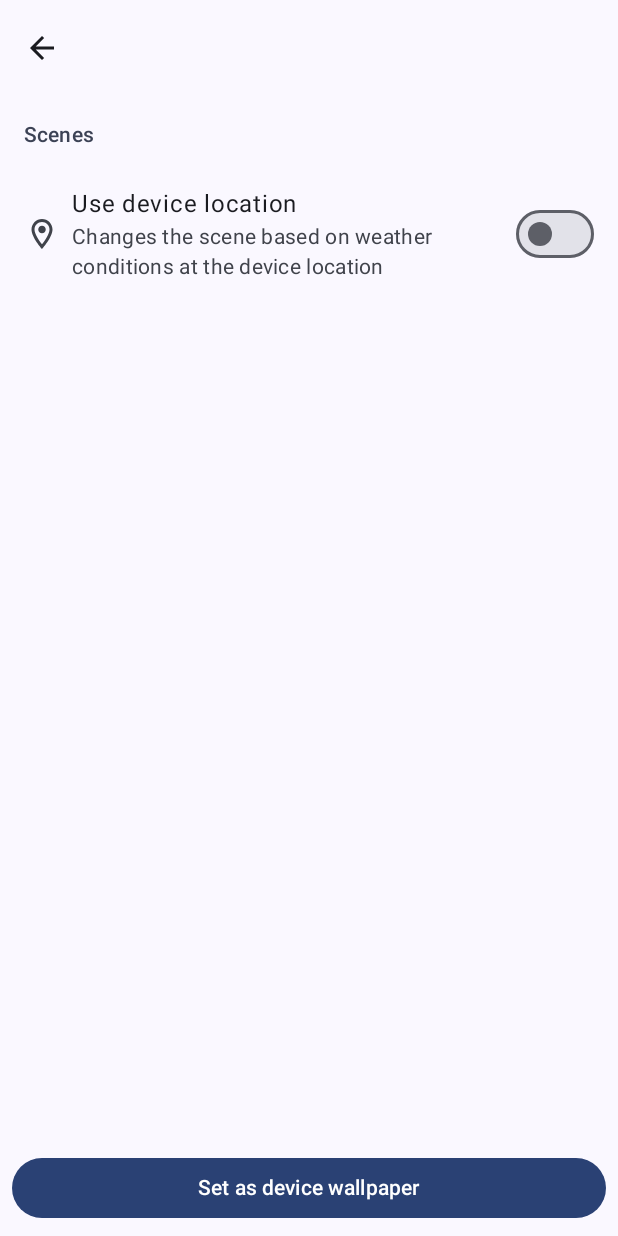
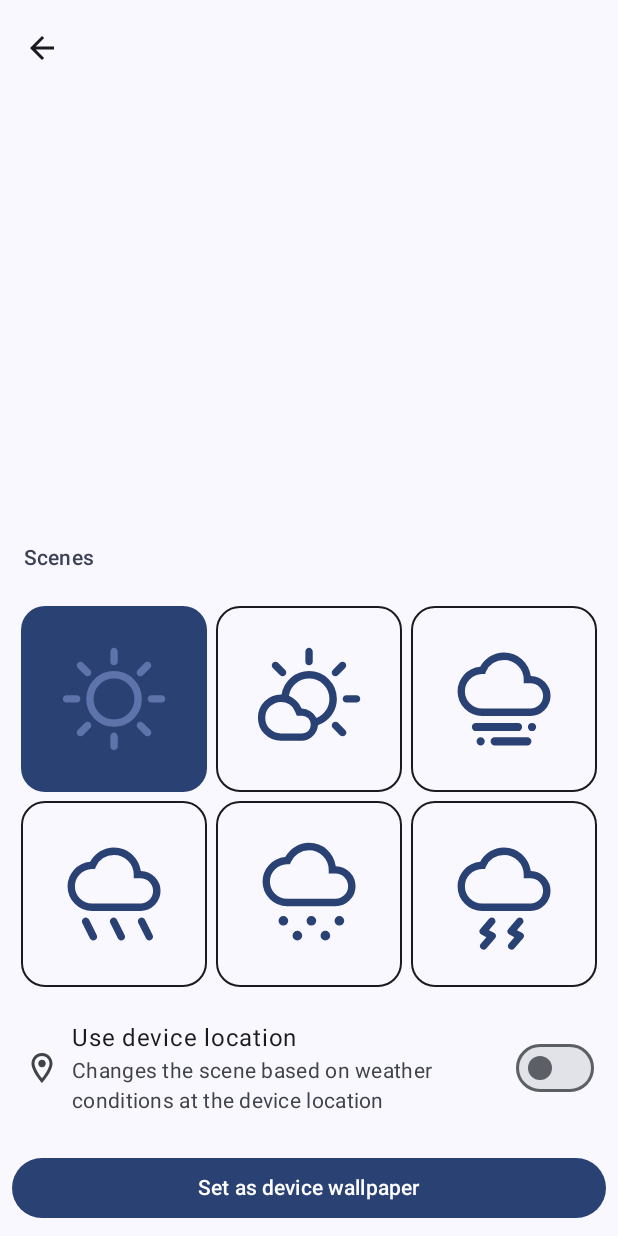
Before and after one commit to gmazzo/android-weather-tree-live-wallpaper, an Android app built with Jetpack Compose: the screen it shows after launch (SettingsActivity), on a phone screen of 412 x 824 dp. Run offline under Robolectric (Android 15) with nearby library versions, the phone set to English and light mode, and no system bars; our stand-ins replace Dagger/Hilt's generated code; libraries missing offline, so code that uses them is left out: androidx.hilt.work; 3 statements that could not run were skipped.

Commit message:
Iterated `settings` design

```diff
--- a/app/src/main/AndroidManifest.xml
+++ b/app/src/main/AndroidManifest.xml
@@ -15,7 +15,7 @@
         android:icon="@mipmap/ic_launcher"
         android:label="@string/app_name"
         android:roundIcon="@mipmap/ic_launcher_round"
-        android:theme="@android:style/Theme.Material.NoActionBar">
+        android:theme="@android:style/Theme.Material.Wallpaper.NoTitleBar">
 
         <activity
             android:name=".settings.SettingsActivity"
--- a/app/src/main/kotlin/io/github/gmazzo/android/livewallpaper/weather/settings/SettingsActivity.kt
+++ b/app/src/main/kotlin/io/github/gmazzo/android/livewallpaper/weather/settings/SettingsActivity.kt
@@ -34,6 +34,7 @@ class SettingsActivity : ComponentActivity() {
 
         setContent {
             SettingsScreen(
+                modal = true,
                 updateLocationEnabled = viewModel.updateLocationEnabled.collectAsState().value,
                 weatherConditions = viewModel.weatherConditions.collectAsState().value,
                 missingLocationPermission = viewModel.missingLocationPermission.collectAsState().value,
--- a/app/src/main/kotlin/io/github/gmazzo/android/livewallpaper/weather/settings/SettingsScreen.kt
+++ b/app/src/main/kotlin/io/github/gmazzo/android/livewallpaper/weather/settings/SettingsScreen.kt
@@ -2,11 +2,17 @@ package io.github.gmazzo.android.livewallpaper.weather.settings
 
 import androidx.compose.foundation.layout.Arrangement
 import androidx.compose.foundation.layout.Column
+import androidx.compose.foundation.layout.PaddingValues
 import androidx.compose.foundation.layout.Row
 import androidx.compose.foundation.layout.Spacer
+import androidx.compose.foundation.layout.aspectRatio
+import androidx.compose.foundation.layout.fillMaxSize
 import androidx.compose.foundation.layout.fillMaxWidth
 import androidx.compose.foundation.layout.padding
 import androidx.compose.foundation.layout.width
+import androidx.compose.foundation.lazy.grid.GridCells
+import androidx.compose.foundation.lazy.grid.LazyVerticalGrid
+import androidx.compose.foundation.lazy.grid.items
 import androidx.compose.material.icons.Icons
 import androidx.compose.material.icons.automirrored.outlined.ArrowBack
 import androidx.compose.material.icons.outlined.LocationOn
@@ -17,9 +23,11 @@ import androidx.compose.material3.CardDefaults
 import androidx.compose.material3.ExperimentalMaterial3Api
 import androidx.compose.material3.Icon
 import androidx.compose.material3.IconButton
+import androidx.compose.material3.IconButtonDefaults
 import androidx.compose.material3.LocalContentColor
 import androidx.compose.material3.LocalTextStyle
 import androidx.compose.material3.MaterialTheme
+import androidx.compose.material3.OutlinedIconToggleButton
 import androidx.compose.material3.Scaffold
 import androidx.compose.material3.Surface
 import androidx.compose.material3.Switch
@@ -37,16 +45,16 @@ import com.example.compose.AppTheme
 import io.github.gmazzo.android.livewallpaper.weather.R
 import io.github.gmazzo.android.livewallpaper.weather.WeatherConditions
 import io.github.gmazzo.android.livewallpaper.weather.WeatherType
+import io.github.gmazzo.android.livewallpaper.weather.engine.scenes.SceneMode
 
 @OptIn(ExperimentalMaterial3Api::class)
 @Composable
 @Preview
 fun SettingsScreen(
+    modal: Boolean = true,
     updateLocationEnabled: Boolean = true,
     weatherConditions: WeatherConditions = WeatherConditions(
-        latitude = 37f,
-        longitude = -2f,
-        weatherType = WeatherType.RAIN
+        latitude = 37f, longitude = -2f, weatherType = WeatherType.RAIN
     ),
     missingLocationPermission: Boolean = true,
     updateLocationEnabledChange: (Boolean) -> Unit = {},
@@ -69,22 +77,27 @@ fun SettingsScreen(
             )
         }, bottomBar = {
             Button(
-                modifier = Modifier.fillMaxWidth().padding(8.dp),
+                modifier = Modifier
+                    .fillMaxWidth()
+                    .padding(8.dp),
                 onClick = onSetAsWallpaper,
             ) {
                 Text(text = stringResource(id = R.string.settings_set_as_wallpaper))
             }
         }) { innerPadding ->
             Column(
-                modifier = Modifier.padding(innerPadding).padding(8.dp),
+                modifier = Modifier
+                    .padding(innerPadding)
+                    .padding(8.dp),
                 verticalArrangement = Arrangement.spacedBy(8.dp),
             ) {
-                if (missingLocationPermission) {
-                    MissingLocationPermissionPanel(onRequestLocationPermission)
+                if (modal) {
+                    Spacer(modifier = Modifier.weight(1f))
                 }
                 SettingsCategory(
                     title = { Text(text = stringResource(R.string.settings_scenes)) },
                 )
+                WeathersGallery(weatherConditions)
                 SettingsItem(
                     icon = {
                         Icon(
@@ -99,6 +112,9 @@ fun SettingsScreen(
                         checked = updateLocationEnabled,
                         onCheckedChange = updateLocationEnabledChange
                     )
+                }
+                if (missingLocationPermission) {
+                    MissingLocationPermissionPanel(onRequestLocationPermission)
                 }
             }
         }
@@ -144,9 +160,11 @@ private fun SettingsItem(
             )
             Spacer(modifier = Modifier.width(8.dp))
         }
-        Column(modifier = Modifier
-            .weight(1f)
-            .padding(end = (if (widget != null) 8 else 0).dp)) {
+        Column(
+            modifier = Modifier
+                .weight(1f)
+                .padding(end = (if (widget != null) 8 else 0).dp)
+        ) {
             CompositionLocalProvider(
                 LocalContentColor provides MaterialTheme.colorScheme.onSurface,
                 LocalTextStyle provides MaterialTheme.typography.bodyLarge,
@@ -163,6 +181,39 @@ private fun SettingsItem(
 }
 
 @Composable
+private fun WeathersGallery(weatherConditions: WeatherConditions) {
+    LazyVerticalGrid(
+        columns = GridCells.Fixed(3),
+        contentPadding = PaddingValues(6.dp),
+        horizontalArrangement = Arrangement.spacedBy(6.dp),
+        verticalArrangement = Arrangement.spacedBy(6.dp),
+        userScrollEnabled = false,
+    ) {
+        items(SceneMode.entries) { scene ->
+            val selected = scene == weatherConditions.weatherType.scene
+
+            OutlinedIconToggleButton(
+                modifier = Modifier.aspectRatio(1f),
+                shape = MaterialTheme.shapes.large,
+                colors = IconButtonDefaults.outlinedIconToggleButtonColors(
+                    contentColor = MaterialTheme.colorScheme.primary,
+                    checkedContentColor = MaterialTheme.colorScheme.primaryContainer,
+                    checkedContainerColor = MaterialTheme.colorScheme.primary,
+                ),
+                checked = selected,
+                onCheckedChange = {},
+            ) {
+                Icon(
+                    modifier = Modifier.fillMaxSize(.6f),
+                    imageVector = scene.icon,
+                    contentDescription = scene.name,
+                )
+            }
+        }
+    }
+}
+
+@Composable
 private fun MissingLocationPermissionPanel(onRequestLocationPermission: () -> Unit) = Card(
     colors = CardDefaults.cardColors(containerColor = MaterialTheme.colorScheme.errorContainer)
 ) {
```
